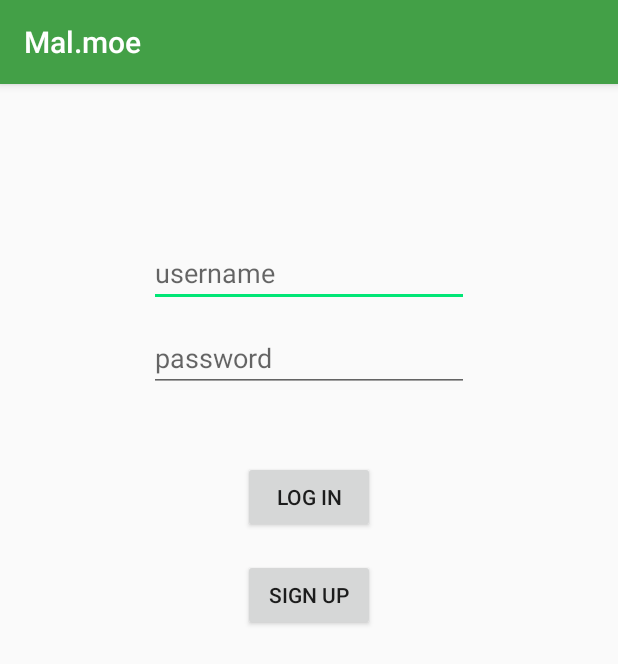
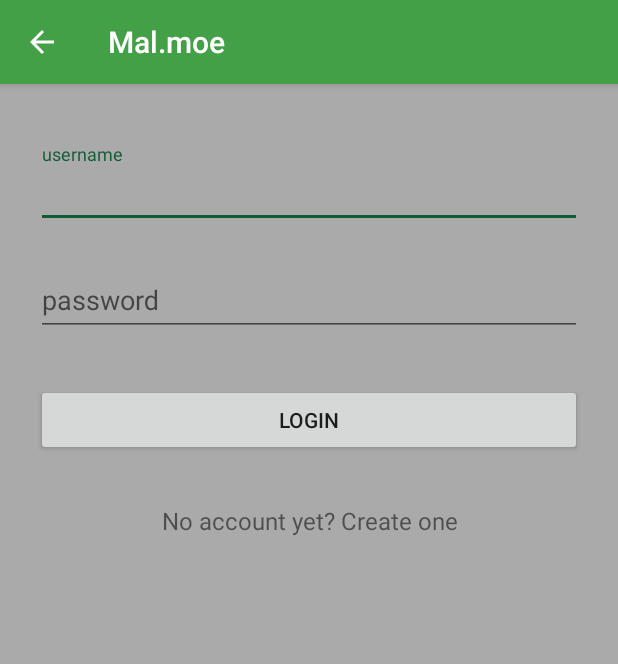
Before and after one commit to chaosking121/mal.moe, an Android app: the LoginActivity screen opened directly, with no data from a screen before it, on a phone screen of 412 x 824 dp. Shown: the top 664 px of the screen. Run offline under Robolectric (Android 15) with nearby library versions, the phone set to English and light mode, and no system bars; our stand-ins replace ButterKnife; 3 statements that could not run were skipped.

Commit message:
Outstanding changes from past commits.

```diff
--- a/app/build.gradle
+++ b/app/build.gradle
@@ -33,5 +33,6 @@ dependencies {
     compile 'com.squareup.retrofit2:converter-gson:2.1.0'
     compile 'com.jakewharton:butterknife:8.4.0'
     compile 'com.google.android.gms:play-services-auth:10.0.1'
+    annotationProcessor 'com.jakewharton:butterknife-compiler:8.4.0'
     testCompile 'junit:junit:4.12'
 }
--- a/app/src/main/AndroidManifest.xml
+++ b/app/src/main/AndroidManifest.xml
@@ -13,7 +13,8 @@
         <activity
             android:name=".activity.MainActivity"
             android:label="@string/app_name"
-            android:theme="@style/AppTheme.NoActionBar">
+            android:theme="@style/AppTheme.NoActionBar"
+            android:launchMode="singleTask">
             <intent-filter>
                 <action android:name="android.intent.action.MAIN" />
 
@@ -22,26 +23,34 @@
         </activity>
         <activity
             android:name=".activity.ImageActivity"
-            android:label="@string/title_activity_image"
-            android:theme="@style/AppTheme.NoActionBar" />
+            android:theme="@style/AppTheme.NoActionBar"
+            android:launchMode="singleTask" />
         <activity
             android:name=".activity.SearchActivity"
-            android:theme="@style/AppTheme.NoActionBar" />
+            android:theme="@style/AppTheme.NoActionBar"
+            android:launchMode="singleTask" />
         <activity
             android:name=".activity.AllActivity"
-            android:theme="@style/AppTheme.NoActionBar" />
+            android:theme="@style/AppTheme.NoActionBar"
+            android:launchMode="singleTask" />
         <activity
             android:name=".activity.FaveActivity"
-            android:theme="@style/AppTheme.NoActionBar" />
+            android:theme="@style/AppTheme.NoActionBar"
+            android:launchMode="singleTask" />
         <activity
             android:name=".activity.SadActivity"
-            android:theme="@style/AppTheme.NoActionBar" />
+            android:theme="@style/AppTheme.NoActionBar"
+            android:launchMode="singleTask" />
         <activity
             android:name=".activity.SettingsActivity"
-            android:label="@string/title_activity_settings"
-            android:parentActivityName=".activity.SadActivity" />
-        <activity android:name=".activity.LoginActivity" />
-        <activity android:name=".activity.ProfileActivity"></activity>
+            android:parentActivityName=".activity.SadActivity"
+            android:launchMode="singleTask" />
+        <activity android:name=".activity.LoginActivity"
+            android:parentActivityName=".activity.SadActivity"
+            android:launchMode="singleTask" />
+        <activity android:name=".activity.ProfileActivity"
+            android:parentActivityName=".activity.SadActivity"
+            android:launchMode="singleTask" />
     </application>
 
 </manifest>
--- a/app/src/main/res/layout/activity_login.xml
+++ b/app/src/main/res/layout/activity_login.xml
@@ -1,55 +1,62 @@
 <?xml version="1.0" encoding="utf-8"?>
-<RelativeLayout xmlns:android="http://schemas.android.com/apk/res/android"
+<ScrollView xmlns:android="http://schemas.android.com/apk/res/android"
     xmlns:tools="http://schemas.android.com/tools"
-    android:id="@+id/activity_login"
-    android:layout_width="match_parent"
-    android:layout_height="match_parent"
-    android:paddingBottom="@dimen/activity_vertical_margin"
-    android:paddingLeft="@dimen/activity_horizontal_margin"
-    android:paddingRight="@dimen/activity_horizontal_margin"
-    android:paddingTop="@dimen/activity_vertical_margin"
+    android:layout_width="fill_parent"
+    android:layout_height="fill_parent"
+    android:fitsSystemWindows="true"
+    android:background="@color/colorBackgroundGray"
     tools:context="moe.mal.waifus.activity.LoginActivity">
 
-    <EditText
-        android:layout_width="wrap_content"
+    <LinearLayout
+        android:orientation="vertical"
+        android:layout_width="match_parent"
         android:layout_height="wrap_content"
-        android:ems="10"
-        android:layout_alignParentTop="true"
-        android:layout_centerHorizontal="true"
-        android:layout_marginTop="87dp"
-        android:id="@+id/usernameField"
-        android:hint="username"
-        android:inputType="textWebEmailAddress" />
+        android:paddingTop="32dp"
+        android:paddingLeft="24dp"
+        android:paddingRight="24dp">
 
-    <EditText
-        android:layout_width="wrap_content"
-        android:layout_height="wrap_content"
-        android:inputType="textPassword"
-        android:ems="10"
-        android:layout_marginTop="11dp"
-        android:id="@+id/passwordField"
-        android:hint="password"
-        android:layout_below="@+id/usernameField"
-        android:layout_alignStart="@+id/usernameField" />
+        <android.support.design.widget.TextInputLayout
+            android:layout_width="match_parent"
+            android:layout_height="wrap_content"
+            android:layout_marginTop="8dp"
+            android:layout_marginBottom="8dp">
+            <EditText android:id="@+id/usernameField"
+                android:layout_width="match_parent"
+                android:layout_height="wrap_content"
+                android:inputType="textWebEmailAddress"
+                android:hint="@string/username" />
+        </android.support.design.widget.TextInputLayout>
 
-    <Button
-        android:text="Log In"
-        android:layout_width="wrap_content"
-        android:layout_height="wrap_content"
-        android:layout_below="@+id/passwordField"
-        android:layout_centerHorizontal="true"
-        android:layout_marginTop="46dp"
-        android:onClick="loginPressed"
-        android:id="@+id/loginButton" />
+        <android.support.design.widget.TextInputLayout
+            android:layout_width="match_parent"
+            android:layout_height="wrap_content"
+            android:layout_marginTop="8dp"
+            android:layout_marginBottom="8dp">
+            <EditText android:id="@+id/passwordField"
+                android:layout_width="match_parent"
+                android:layout_height="wrap_content"
+                android:inputType="textPassword"
+                android:hint="@string/password"/>
+        </android.support.design.widget.TextInputLayout>
 
-    <Button
-        android:text="Sign Up"
-        android:layout_width="wrap_content"
-        android:layout_height="wrap_content"
-        android:layout_below="@+id/loginButton"
-        android:layout_alignStart="@+id/loginButton"
-        android:layout_marginTop="17dp"
-        android:onClick="signUpPressed"
-        android:id="@+id/signUpButton" />
+        <android.support.v7.widget.AppCompatButton
+            android:id="@+id/loginButton"
+            android:layout_width="fill_parent"
+            android:layout_height="wrap_content"
+            android:layout_marginTop="24dp"
+            android:layout_marginBottom="32dp"
+            android:padding="12dp"
+            android:text="@string/login"
+            android:onClick="loginPressed"/>
 
-</RelativeLayout>
+        <TextView android:id="@+id/signUpText"
+            android:layout_width="fill_parent"
+            android:layout_height="wrap_content"
+            android:layout_marginBottom="24dp"
+            android:text="@string/sign_up_prompt"
+            android:gravity="center"
+            android:textSize="16sp"/>
+
+    </LinearLayout>
+
+ </ScrollView>
--- a/app/src/main/res/layout/content_sad.xml
+++ b/app/src/main/res/layout/content_sad.xml
@@ -16,7 +16,7 @@
     android:paddingRight="@dimen/activity_horizontal_margin"
     android:paddingTop="@dimen/activity_vertical_margin"
     android:orientation="vertical"
-    android:background="@android:color/darker_gray"
+    android:background="@color/colorBackgroundGray"
     android:gravity="center">
 
     <LinearLayout
--- a/app/src/main/res/values/colors.xml
+++ b/app/src/main/res/values/colors.xml
@@ -2,5 +2,7 @@
 <resources>
     <color name="colorPrimary">#43a047</color>
     <color name="colorPrimaryDark">#1b5e20</color>
-    <color name="colorAccent">#00e676</color>
+    <color name="colorAccent">#125b37</color>
+    <color name="colorBackground">#83a486</color>
+    <color name="colorBackgroundGray">@android:color/darker_gray</color>
 </resources>
--- a/app/src/main/res/values/strings.xml
+++ b/app/src/main/res/values/strings.xml
@@ -34,6 +34,10 @@
     <string name="favorites_list_name">Favorites List Name</string>
     <string name="default_favorites_list_name">chaosking121</string>
     <string name="fave_prompt">The list of favorite waifus.</string>
+    <string name="sign_up_prompt">No account yet? Create one</string>
+    <string name="login">Login</string>
+    <string name="password">password</string>
+    <string name="username">username</string>
 
     <string-array name="pref_example_list_values">
         <item>1</item>
```
